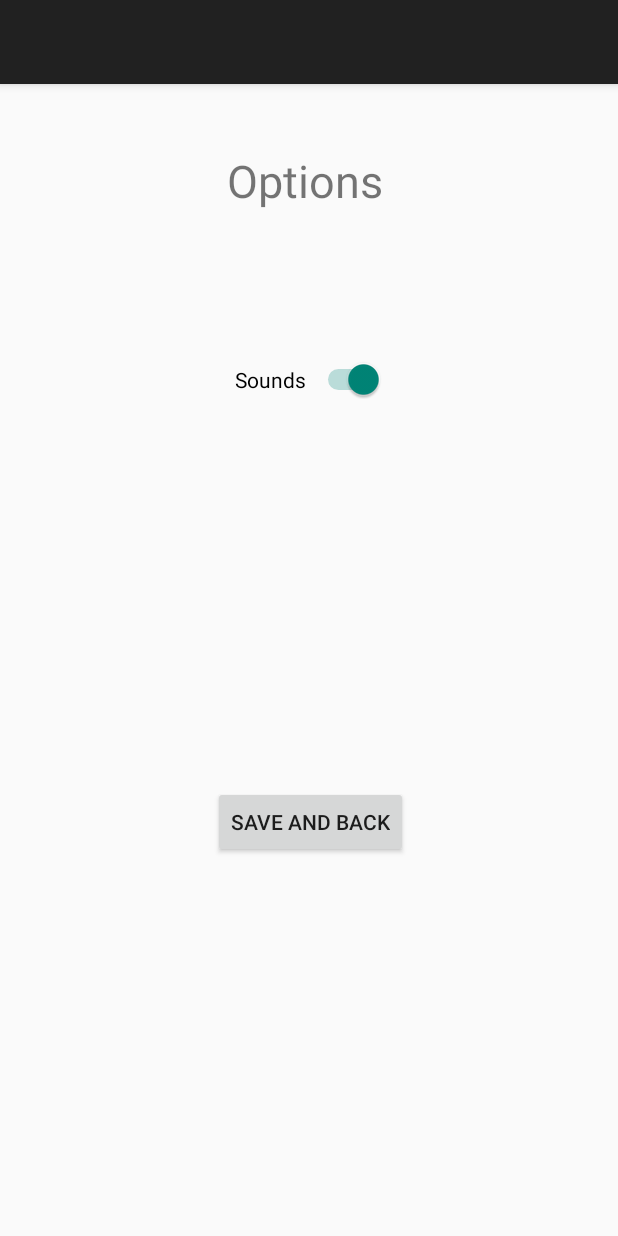
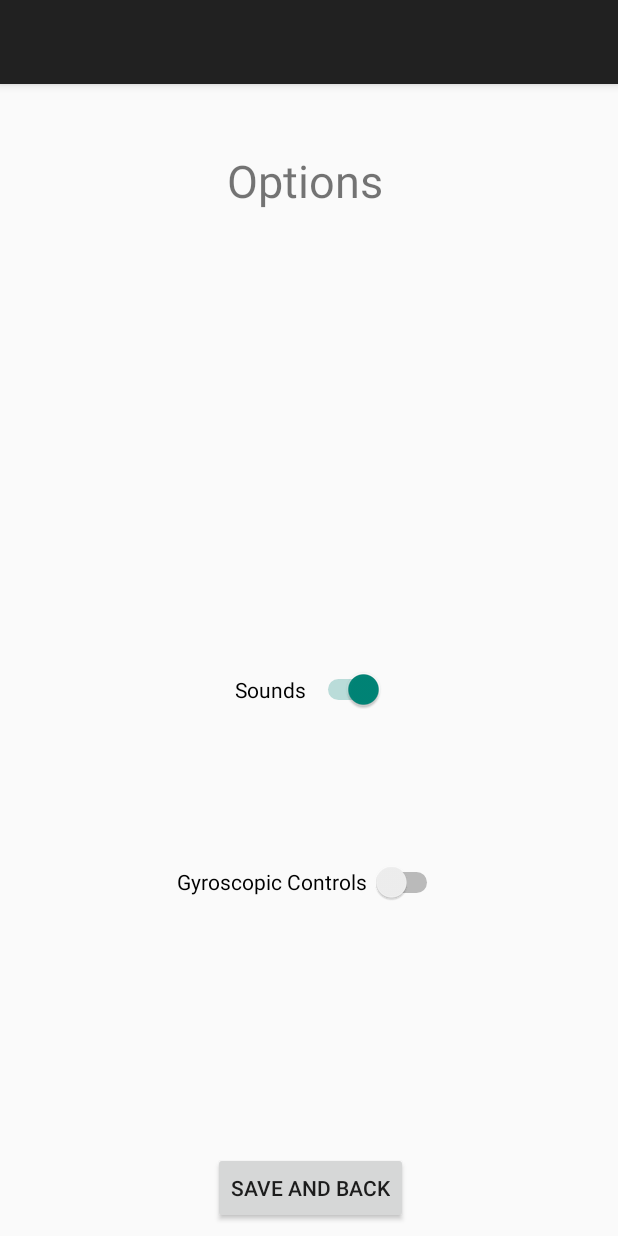
Before and after one commit to rockieDevelop/Bounce, an Android app: the options screen opened directly, with no data from a screen before it, on a phone screen of 412 x 824 dp. Run offline under Robolectric (Android 15) with nearby library versions, the phone set to English and light mode, and no system bars.

Commit message:
Gyroskopické ovládání
Přidání gyroskopického ovládání s možností zapnutí/vypnutí v nastavení.

```diff
--- a/app/src/main/AndroidManifest.xml
+++ b/app/src/main/AndroidManifest.xml
@@ -19,7 +19,7 @@
                 <category android:name="android.intent.category.LAUNCHER" />
             </intent-filter>
         </activity>
-        <activity android:name=".MainActivity"></activity>
+        <activity android:name=".MainActivity" android:screenOrientation="portrait"></activity>
         <activity android:name=".options"></activity>
     </application>
 
--- a/app/src/main/java/com/example/safra/bounce/options.java
+++ b/app/src/main/java/com/example/safra/bounce/options.java
@@ -12,6 +12,7 @@ import android.widget.Switch;
 public class options extends Activity {
 
     private boolean soundsEnabled = true;
+    private boolean gyroscopeEnabled = true;
 
     @Override
     protected void onCreate(Bundle savedInstanceState) {
@@ -19,8 +20,8 @@ public class options extends Activity {
         setContentView(R.layout.activity_options);
 
         menu.mySharedPref = getSharedPreferences("myPref", Context.MODE_PRIVATE);
+
         soundsEnabled = menu.mySharedPref.getBoolean("sounds", true);
-
         Switch switch1 = (Switch)findViewById(R.id.switch1);
         switch1.setChecked(soundsEnabled);
 
@@ -43,6 +44,29 @@ public class options extends Activity {
         });
 
 
+        gyroscopeEnabled = menu.mySharedPref.getBoolean("gyroscope", false);
+        Switch switch2 = (Switch)findViewById(R.id.switch2);
+        switch2.setChecked(gyroscopeEnabled);
+
+        switch2.setOnCheckedChangeListener(new CompoundButton.OnCheckedChangeListener() {
+            @Override
+            public void onCheckedChanged(CompoundButton buttonView, boolean isChecked) {
+                if(isChecked){
+                    gyroscopeEnabled = true;
+                    menu.mySharedEditor = menu.mySharedPref.edit();
+                    menu.mySharedEditor.putBoolean("gyroscope",gyroscopeEnabled);
+                    menu.mySharedEditor.apply();
+                }
+                else{
+                    gyroscopeEnabled = false;
+                    menu.mySharedEditor = menu.mySharedPref.edit();
+                    menu.mySharedEditor.putBoolean("gyroscope",gyroscopeEnabled);
+                    menu.mySharedEditor.apply();
+                }
+            }
+        });
+
+
         Button save = (Button) findViewById(R.id.save);
         save.setOnClickListener(new View.OnClickListener(){
             public void onClick(View view){
--- a/app/src/main/res/layout/activity_options.xml
+++ b/app/src/main/res/layout/activity_options.xml
@@ -15,11 +15,12 @@
         android:layout_marginEnd="8dp"
         android:layout_marginBottom="8dp"
         android:text="Sounds"
-        app:layout_constraintBottom_toBottomOf="parent"
+        app:layout_constraintBottom_toTopOf="@+id/switch2"
         app:layout_constraintEnd_toEndOf="parent"
+        app:layout_constraintHorizontal_bias="0.501"
         app:layout_constraintStart_toStartOf="parent"
         app:layout_constraintTop_toBottomOf="@+id/textView"
-        app:layout_constraintVertical_bias="0.125" />
+        app:layout_constraintVertical_bias="0.769" />
 
     <TextView
         android:id="@+id/textView"
@@ -40,12 +41,23 @@
         android:layout_width="wrap_content"
         android:layout_height="wrap_content"
         android:layout_marginStart="10dp"
-        android:layout_marginTop="8dp"
         android:layout_marginEnd="8dp"
         android:layout_marginBottom="8dp"
         android:text="Save and Back"
         app:layout_constraintBottom_toBottomOf="parent"
         app:layout_constraintEnd_toEndOf="parent"
-        app:layout_constraintStart_toStartOf="parent"
-        app:layout_constraintTop_toBottomOf="@+id/switch1" />
+        app:layout_constraintStart_toStartOf="parent" />
+
+    <Switch
+        android:id="@+id/switch2"
+        android:layout_width="177dp"
+        android:layout_height="32dp"
+        android:layout_marginStart="8dp"
+        android:layout_marginEnd="8dp"
+        android:layout_marginBottom="164dp"
+        android:text="Gyroscopic Controls"
+        app:layout_constraintBottom_toTopOf="@+id/save"
+        app:layout_constraintEnd_toEndOf="parent"
+        app:layout_constraintHorizontal_bias="0.502"
+        app:layout_constraintStart_toStartOf="parent" />
 </android.support.constraint.ConstraintLayout>
```
Also changed, not shown: app/src/main/java/com/example/safra/bounce/MyView.java (+26 -7 lines), app/src/main/java/com/example/safra/bounce/OrientationData.java (added, +79 -0 lines).
